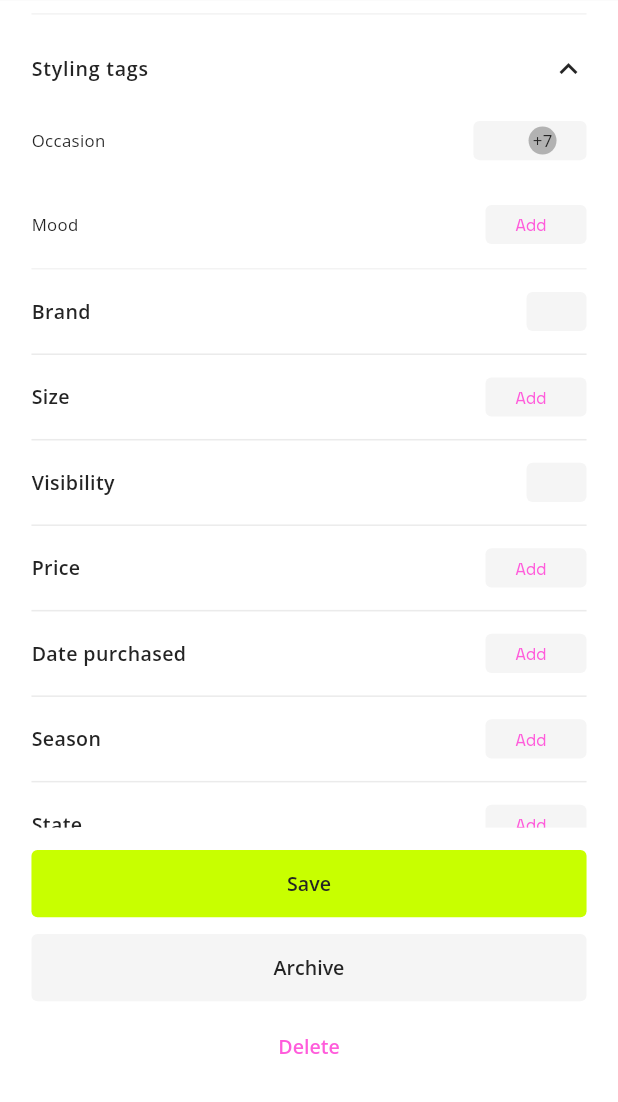
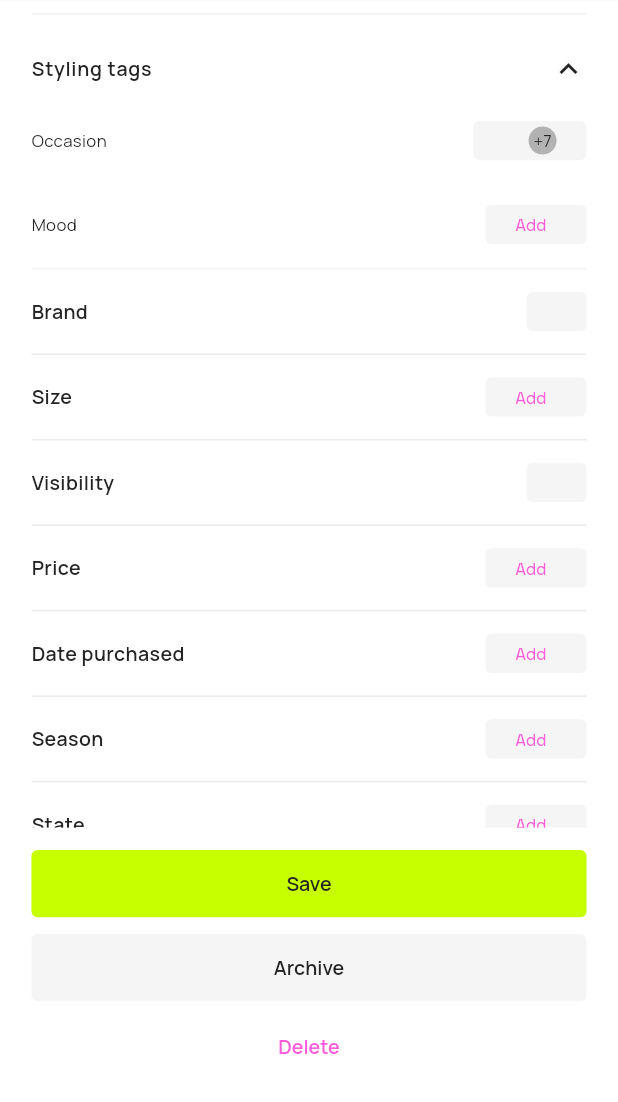
Before and after one commit to aladeenuthy/whering, a Flutter app: the ItemDetailScreen screen opened directly with empty values, scrolled down 576 dp, on a phone screen of 412 x 824 dp, the part 134-1236 px from its top. Run offline on Flutter 3.47's test engine with Material 3 defaults, Android fonts, the phone set to English and light mode, and no system bars; our stand-ins replace dartz, dio, flutter_bloc, flutter_screenutil, flutter_svg, freezed_annotation and 1 more; network calls fail.

Commit message:
change font to manrope

```diff
--- a/lib/core/resources/app_fonts.dart
+++ b/lib/core/resources/app_fonts.dart
@@ -1,6 +1,7 @@
 import "package:flutter/material.dart";
 class FontConstants {
   static const String openSans = "OpenSans";
+  static const String manrope = "Manrope";
   static const String spaceMono = "SpaceMono";
 }
 
--- a/lib/core/resources/app_text_styles.dart
+++ b/lib/core/resources/app_text_styles.dart
@@ -40,7 +40,7 @@
     leadingDistribution: leadingDistribution,
     letterSpacing: letterSpacing,
     fontSize,
-    fontFamily ?? FontConstants.openSans,
+    fontFamily ?? FontConstants.manrope,
     fontWeight ?? FontWeightManager.regular,
     color,
     height: height,
@@ -62,7 +62,7 @@
     leadingDistribution: leadingDistribution,
     letterSpacing: letterSpacing,
     fontSize,
-    fontFamily ?? FontConstants.openSans,
+    fontFamily ?? FontConstants.manrope,
     FontWeightManager.light,
     color,
     height: height,
@@ -85,7 +85,7 @@
     leadingDistribution: leadingDistribution,
     letterSpacing: letterSpacing,
     fontSize,
-    fontFamily ?? FontConstants.openSans,
+    fontFamily ?? FontConstants.manrope,
     FontWeightManager.bold,
     color,
     height: height,
@@ -107,7 +107,7 @@
     leadingDistribution: leadingDistribution,
     letterSpacing: letterSpacing,
     fontSize,
-    fontFamily ?? FontConstants.openSans,
+    fontFamily ?? FontConstants.manrope,
     FontWeightManager.semiBold,
     color,
     height: height,
@@ -129,7 +129,7 @@
     leadingDistribution: leadingDistribution,
     letterSpacing: letterSpacing,
     fontSize,
-    fontFamily ?? FontConstants.openSans,
+    fontFamily ?? FontConstants.manrope,
     FontWeightManager.extraBold,
     color,
     height: height,
@@ -151,7 +151,7 @@
     leadingDistribution: leadingDistribution,
     letterSpacing: letterSpacing,
     fontSize,
-    fontFamily ?? FontConstants.openSans,
+    fontFamily ?? FontConstants.manrope,
     FontWeightManager.medium,
     color,
     height: height,
--- a/lib/features/items/presentation/screens/item_detail_screen.dart
+++ b/lib/features/items/presentation/screens/item_detail_screen.dart
@@ -49,7 +49,7 @@
                       ? '£${widget.piece.price!.toStringAsFixed(2)}'
                       : '£0.00',
                   wearCount: 'WEAR',
-                  onClose: () => AppRouter.back(),
+
                 ),
               ),
               Expanded(
@@ -72,7 +72,10 @@
                         ),
                         child: Column(
                           children: [
-                            ItemImage(imageUrl: widget.piece.imageUrl),
+                            ItemImage(
+                              imageUrl: widget.piece.imageUrl,
+                              id: widget.piece.id,
+                            ),
                             ItemActionRow(
                               isFavorite: _isFavorite,
                               onFavoritePressed: _onFavoritePressed,
--- a/lib/features/items/presentation/widgets/item_detail_header.dart
+++ b/lib/features/items/presentation/widgets/item_detail_header.dart
@@ -1,20 +1,14 @@
-import 'package:flutter/material.dart';
 import 'package:flutter/services.dart';
-import 'package:flutter_screenutil/flutter_screenutil.dart';
-import 'package:whering/core/resources/app_colors.dart';
-import 'package:whering/core/resources/app_fonts.dart';
-import 'package:whering/core/resources/app_text_styles.dart';
+import 'package:whering/features/features.dart';
 
 class ItemDetailHeader extends StatelessWidget {
   final String price;
   final String wearCount;
-  final VoidCallback? onClose;
 
   const ItemDetailHeader({
     super.key,
     required this.price,
     required this.wearCount,
-    this.onClose,
   });
 
   @override
@@ -23,7 +17,7 @@
       padding: EdgeInsets.symmetric(horizontal: 20.w, vertical: 12.h),
       child: Row(
         children: [
-          Spacer(),
+          Spacer(flex: 3),
           Text(
             '$price / $wearCount',
             style: getRegularStyle(
@@ -32,11 +26,11 @@
               fontFamily: FontConstants.spaceMono,
             ),
           ),
-          Spacer(),
+          Spacer(flex: 3),
           GestureDetector(
             onTap: () {
               HapticFeedback.lightImpact();
-              onClose?.call();
+              Navigator.pop(context);
             },
             child: Icon(Icons.close, size: 24.sp, color: AppColors.textColor),
           ),
--- a/lib/features/items/presentation/widgets/item_image.dart
+++ b/lib/features/items/presentation/widgets/item_image.dart
@@ -4,8 +4,9 @@
 
 class ItemImage extends StatelessWidget {
   final String? imageUrl;
+  final String id;
 
-  const ItemImage({super.key, required this.imageUrl});
+  const ItemImage({super.key, required this.imageUrl, required this.id});
 
   @override
   Widget build(BuildContext context) {
@@ -14,6 +15,8 @@
       width: double.infinity,
 
       decoration: BoxDecoration(borderRadius: BorderRadius.circular(16.r)),
+      child: Hero(
+        tag: id,
         child: ClipRRect(
           borderRadius: BorderRadius.circular(16.r),
           child: imageUrl != null && imageUrl!.isNotEmpty
@@ -26,6 +29,7 @@
                 )
               : ImagePlaceholder(size: 64),
         ),
+      ),
     );
   }
 }
--- a/lib/features/user/presentation/bloc/get_user_wardrobe_state.dart
+++ b/lib/features/user/presentation/bloc/get_user_wardrobe_state.dart
@@ -18,8 +18,6 @@
   bool get isEmpty => pieces.isEmpty && isLoaded;
   bool get hasData => pieces.isNotEmpty;
 
-  List<String> get categories =>
-      pieces.map((piece) => piece.category).toSet().toList();
 
   GetUserWardrobeState toLoading() =>
       copyWith(viewState: ViewState.loading, errorMessage: null);
--- a/lib/features/user/presentation/widgets/product_card.dart
+++ b/lib/features/user/presentation/widgets/product_card.dart
@@ -51,7 +51,9 @@
         ),
         child: Stack(
           children: [
-            ClipRRect(
+            Hero(
+              tag: widget.piece.id,
+              child: ClipRRect(
                 borderRadius: BorderRadius.circular(12.r),
                 child: Container(
                   width: double.infinity,
@@ -67,6 +69,7 @@
                           },
                         )
                       : ImagePlaceholder(),
+                ),
               ),
             ),
             Positioned(
--- a/lib/features/user/presentation/widgets/profile_card.dart
+++ b/lib/features/user/presentation/widgets/profile_card.dart
@@ -64,10 +64,7 @@
               ),
               AppSpacings.verticalSpaceMedium(),
               ProfileTabs(
-                itemsCount: 5,
-                outfitsCount: 1,
-                lookbooksCount: 0,
-                selectedIndex: 0,
+
               ),
             ],
           ),
```
Also changed, not shown: lib/core/shared/bounce_in_animation.dart (+61 -0 lines), lib/features/features.dart (+4 -3 lines), lib/features/user/presentation/widgets/category_widget.dart (+1 -6 lines), lib/features/user/presentation/widgets/profile_stats.dart (+11 -33 lines), pubspec.yaml (+16 -0 lines). Lines whose indentation alone changed are shown as unchanged.
